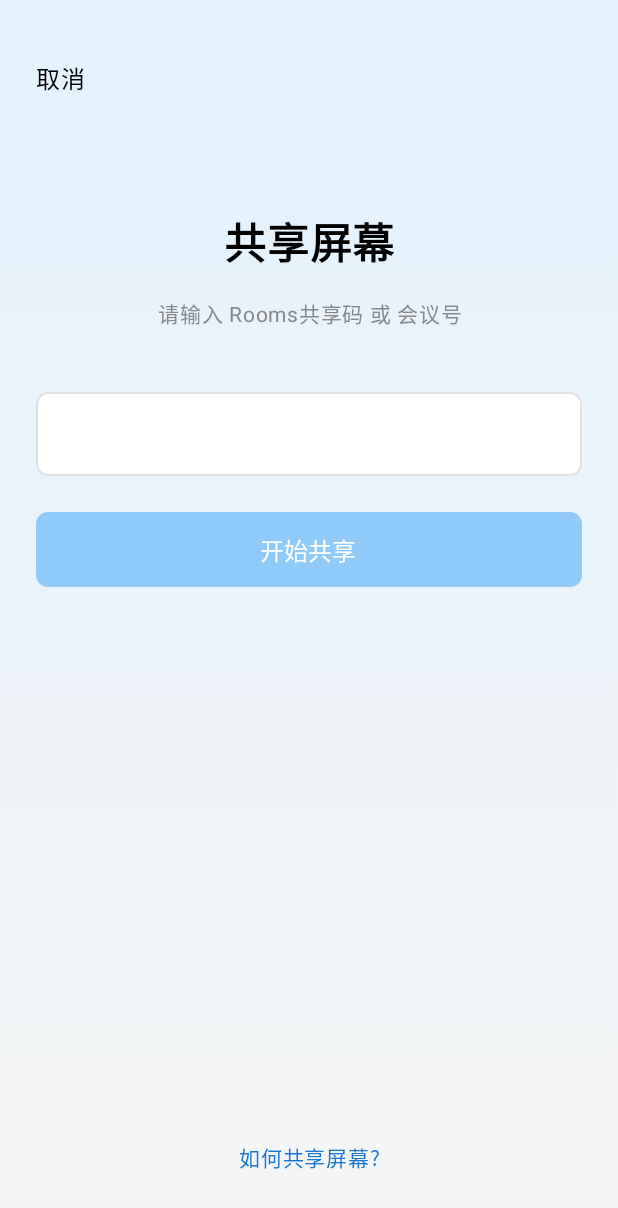
After one commit to GuoDragon/Tencent-Meeting, an Android app built with Jetpack Compose: the composable ShareScreenInputPage shown on its own in the app's theme, on a phone screen of 412 x 824 dp. The commit adds this screen. Shown: the top 1208 px of the screen. Run offline under Robolectric (Android 15) with nearby library versions, the phone set to English and light mode, and no system bars.

Commit message:
首页共享屏幕功能

```diff
--- a/app/src/main/java/com/example/tencentmeeting/MainActivity.kt
+++ b/app/src/main/java/com/example/tencentmeeting/MainActivity.kt
@@ -31,6 +31,7 @@ import com.example.tencentmeeting.view.MeetingChatPage
 import com.example.tencentmeeting.view.MeetingReplayPage
 import com.example.tencentmeeting.view.ScheduledMeetingDetailsPage
 import com.example.tencentmeeting.view.HistoryMeetingsPage
+import com.example.tencentmeeting.view.ShareScreenInputPage
 import com.example.tencentmeeting.model.User
 
 class MainActivity : ComponentActivity() {
@@ -59,6 +60,7 @@ fun MainScreen() {
     var showMeetingReplayPage by remember { mutableStateOf(false) }
     var showScheduledMeetingDetailsPage by remember { mutableStateOf(false) }
     var showHistoryMeetingsPage by remember { mutableStateOf(false) }
+    var showShareScreenInputPage by remember { mutableStateOf(false) }
     var selectedContact by remember { mutableStateOf<User?>(null) }
     var currentMeetingId by remember { mutableStateOf("") }
     var currentChatMeetingId by remember { mutableStateOf("") }
@@ -68,6 +70,7 @@ fun MainScreen() {
     var initialVideoEnabled by remember { mutableStateOf(false) }
     var initialSpeakerEnabled by remember { mutableStateOf(true) }
     var initialRecordingEnabled by remember { mutableStateOf(false) }
+    var initialScreenSharing by remember { mutableStateOf(false) }
 
     if (showScheduledMeetingPage) {
         // 显示预定会议页面
@@ -154,6 +157,17 @@ fun MainScreen() {
                 showMeetingReplayPage = true
             }
         )
+    } else if (showShareScreenInputPage) {
+        // 显示共享屏幕输入页面
+        ShareScreenInputPage(
+            onNavigateBack = { showShareScreenInputPage = false },
+            onNavigateToMeetingDetails = { meetingId, enableScreenSharing ->
+                currentMeetingId = meetingId
+                initialScreenSharing = enableScreenSharing
+                showShareScreenInputPage = false
+                showMeetingDetailsPage = true
+            }
+        )
     } else if (showMeetingDetailsPage) {
         // 显示会议详情页面
         MeetingDetailsPage(
@@ -162,7 +176,12 @@ fun MainScreen() {
             initialVideoEnabled = initialVideoEnabled,
             initialSpeakerEnabled = initialSpeakerEnabled,
             initialRecordingEnabled = initialRecordingEnabled,
-            onNavigateBack = { showMeetingDetailsPage = false },
+            initialScreenSharing = initialScreenSharing,
+            onNavigateBack = {
+                showMeetingDetailsPage = false
+                // 重置屏幕共享状态
+                initialScreenSharing = false
+            },
             onNavigateToChatPage = {
                 currentChatMeetingId = currentMeetingId
                 showMeetingDetailsPage = false
@@ -197,7 +216,8 @@ fun MainScreen() {
                             scheduledMeetingId = meetingId
                             showScheduledMeetingDetailsPage = true
                         },
-                        onNavigateToHistoryMeetings = { showHistoryMeetingsPage = true }
+                        onNavigateToHistoryMeetings = { showHistoryMeetingsPage = true },
+                        onNavigateToShareScreen = { showShareScreenInputPage = true }
                     )
                     1 -> ContactPage(
                         onNavigateToAddFriends = { showAddFriendsPage = true },
--- /dev/null
+++ b/app/src/main/java/com/example/tencentmeeting/contract/ShareScreenInputContract.kt
@@ -0,0 +1,16 @@
+package com.example.tencentmeeting.contract
+
+interface ShareScreenInputContract {
+    interface View {
+        fun showError(message: String)
+        fun navigateToMeetingDetails(meetingId: String)
+    }
+
+    interface Presenter {
+        fun attachView(view: View)
+        fun detachView()
+        fun onMeetingIdChanged(meetingId: String)
+        fun onStartShareClicked(meetingId: String)
+        fun onDestroy()
+    }
+}
--- /dev/null
+++ b/app/src/main/java/com/example/tencentmeeting/presenter/ShareScreenInputPresenter.kt
@@ -0,0 +1,37 @@
+package com.example.tencentmeeting.presenter
+
+import com.example.tencentmeeting.contract.ShareScreenInputContract
+import com.example.tencentmeeting.data.DataRepository
+
+class ShareScreenInputPresenter(
+    private val dataRepository: DataRepository
+) : ShareScreenInputContract.Presenter {
+
+    private var view: ShareScreenInputContract.View? = null
+
+    override fun attachView(view: ShareScreenInputContract.View) {
+        this.view = view
+    }
+
+    override fun detachView() {
+        this.view = null
+    }
+
+    override fun onMeetingIdChanged(meetingId: String) {
+        // 会议号改变时不需要特殊处理，UI层会自动更新按钮状态
+    }
+
+    override fun onStartShareClicked(meetingId: String) {
+        if (meetingId.isBlank()) {
+            view?.showError("请输入会议号")
+            return
+        }
+
+        // 直接导航到会议详情页，会议详情页会自动开启屏幕共享
+        view?.navigateToMeetingDetails(meetingId)
+    }
+
+    override fun onDestroy() {
+        detachView()
+    }
+}
--- a/app/src/main/java/com/example/tencentmeeting/view/HomePage.kt
+++ b/app/src/main/java/com/example/tencentmeeting/view/HomePage.kt
@@ -36,7 +36,8 @@ fun HomePage(
     onNavigateToQuickMeeting: () -> Unit = {},
     onNavigateToMeetingDetails: (String) -> Unit = {},
     onNavigateToScheduledMeetingDetails: (String) -> Unit = {},
-    onNavigateToHistoryMeetings: () -> Unit = {}
+    onNavigateToHistoryMeetings: () -> Unit = {},
+    onNavigateToShareScreen: () -> Unit = {}
 ) {
     val context = LocalContext.current
 
@@ -127,7 +128,8 @@ fun HomePage(
         FunctionButtonsSection(
             onJoinMeetingClick = { presenter.onJoinMeetingClicked() },
             onQuickMeetingClick = { presenter.onQuickMeetingClicked() },
-            onScheduledMeetingClick = { presenter.onScheduledMeetingClicked() }
+            onScheduledMeetingClick = { presenter.onScheduledMeetingClicked() },
+            onShareScreenClick = onNavigateToShareScreen
         )
 
         // 会议列表区域
@@ -220,7 +222,8 @@ private fun UserInfoSection(user: User) {
 private fun FunctionButtonsSection(
     onJoinMeetingClick: () -> Unit,
     onQuickMeetingClick: () -> Unit,
-    onScheduledMeetingClick: () -> Unit
+    onScheduledMeetingClick: () -> Unit,
+    onShareScreenClick: () -> Unit
 ) {
     Row(
         modifier = Modifier
@@ -246,7 +249,7 @@ private fun FunctionButtonsSection(
         FunctionButton(
             icon = Icons.Default.ScreenShare,
             text = "共享屏幕",
-            onClick = { /* 暂时不做任何操作 */ }
+            onClick = onShareScreenClick
         )
     }
 }
--- a/app/src/main/java/com/example/tencentmeeting/view/MeetingDetailsPage.kt
+++ b/app/src/main/java/com/example/tencentmeeting/view/MeetingDetailsPage.kt
@@ -32,6 +32,7 @@ fun MeetingDetailsPage(
     initialVideoEnabled: Boolean = false,
     initialSpeakerEnabled: Boolean = true,
     initialRecordingEnabled: Boolean = false,
+    initialScreenSharing: Boolean = false,
     onNavigateBack: () -> Unit,
     onNavigateToChatPage: () -> Unit = {}
 ) {
@@ -45,7 +46,7 @@ fun MeetingDetailsPage(
     var micEnabled by remember { mutableStateOf(initialMicEnabled) }
     var videoEnabled by remember { mutableStateOf(initialVideoEnabled) }
     var speakerEnabled by remember { mutableStateOf(initialSpeakerEnabled) }
-    var isScreenSharing by remember { mutableStateOf(false) }
+    var isScreenSharing by remember { mutableStateOf(initialScreenSharing) }
     var isRecording by remember { mutableStateOf(initialRecordingEnabled) }
     var danmuText by remember { mutableStateOf("") }
     var isLoading by remember { mutableStateOf(false) }
--- /dev/null
+++ b/app/src/main/java/com/example/tencentmeeting/view/ShareScreenInputPage.kt
@@ -0,0 +1,175 @@
+package com.example.tencentmeeting.view
+
+import androidx.compose.foundation.background
+import androidx.compose.foundation.clickable
+import androidx.compose.foundation.layout.*
+import androidx.compose.foundation.shape.RoundedCornerShape
+import androidx.compose.material3.*
+import androidx.compose.runtime.*
+import androidx.compose.ui.Alignment
+import androidx.compose.ui.Modifier
+import androidx.compose.ui.graphics.Brush
+import androidx.compose.ui.graphics.Color
+import androidx.compose.ui.platform.LocalContext
+import androidx.compose.ui.text.font.FontWeight
+import androidx.compose.ui.text.style.TextAlign
+import androidx.compose.ui.unit.dp
+import androidx.compose.ui.unit.sp
+import com.example.tencentmeeting.contract.ShareScreenInputContract
+import com.example.tencentmeeting.data.DataRepository
+import com.example.tencentmeeting.presenter.ShareScreenInputPresenter
+
+@Composable
+fun ShareScreenInputPage(
+    onNavigateBack: () -> Unit = {},
+    onNavigateToMeetingDetails: (String, Boolean) -> Unit = { _, _ -> }
+) {
+    val context = LocalContext.current
+    val dataRepository = DataRepository.getInstance(context)
+    val presenter = remember { ShareScreenInputPresenter(dataRepository) }
+
+    var meetingId by remember { mutableStateOf("") }
+    var errorMessage by remember { mutableStateOf<String?>(null) }
+
+    val view = remember {
+        object : ShareScreenInputContract.View {
+            override fun showError(message: String) {
+                errorMessage = message
+            }
+
+            override fun navigateToMeetingDetails(meetingId: String) {
+                // 导航到会议详情页，并启用屏幕共享
+                onNavigateToMeetingDetails(meetingId, true)
+            }
+        }
+    }
+
+    LaunchedEffect(Unit) {
+        presenter.attachView(view)
+    }
+
+    DisposableEffect(Unit) {
+        onDispose {
+            presenter.onDestroy()
+        }
+    }
+
+    Box(
+        modifier = Modifier
+            .fillMaxSize()
+            .background(
+                brush = Brush.verticalGradient(
+                    colors = listOf(
+                        Color(0xFFE3F2FD),
+                        Color(0xFFF5F5F5)
+                    )
+                )
+            )
+            .padding(top = 24.dp)
+    ) {
+        Column(
+            modifier = Modifier
+                .fillMaxSize()
+                .padding(horizontal = 24.dp)
+        ) {
+            // 顶部取消按钮
+            Text(
+                text = "取消",
+                fontSize = 16.sp,
+                color = Color.Black,
+                modifier = Modifier
+                    .clickable { onNavigateBack() }
+                    .padding(vertical = 16.dp)
+            )
+
+            Spacer(modifier = Modifier.height(60.dp))
+
+            // 标题
+            Text(
+                text = "共享屏幕",
+                fontSize = 28.sp,
+                fontWeight = FontWeight.Bold,
+                color = Color.Black,
+                textAlign = TextAlign.Center,
+                modifier = Modifier.fillMaxWidth()
+            )
+
+            Spacer(modifier = Modifier.height(16.dp))
+
+            // 副标题
+            Text(
+                text = "请输入 Rooms共享码 或 会议号",
+                fontSize = 14.sp,
+                color = Color.Gray,
+                textAlign = TextAlign.Center,
+                modifier = Modifier.fillMaxWidth()
+            )
+
+            Spacer(modifier = Modifier.height(40.dp))
+
+            // 输入框
+            OutlinedTextField(
+                value = meetingId,
+                onValueChange = {
+                    meetingId = it
+                    presenter.onMeetingIdChanged(it)
+                },
+                modifier = Modifier
+                    .fillMaxWidth()
+                    .height(56.dp),
+                colors = OutlinedTextFieldDefaults.colors(
+                    focusedBorderColor = Color(0xFFE0E0E0),
+                    unfocusedBorderColor = Color(0xFFE0E0E0),
+                    focusedContainerColor = Color.White,
+                    unfocusedContainerColor = Color.White
+                ),
+                shape = RoundedCornerShape(8.dp),
+                singleLine = true
+            )
+
+            Spacer(modifier = Modifier.height(24.dp))
+
+            // 开始共享按钮
+            Button(
+                onClick = { presenter.onStartShareClicked(meetingId) },
+                modifier = Modifier
+                    .fillMaxWidth()
+                    .height(50.dp),
+                colors = ButtonDefaults.buttonColors(
+                    containerColor = if (meetingId.isNotBlank()) Color(0xFF1976D2) else Color(0xFF90CAF9),
+                    disabledContainerColor = Color(0xFF90CAF9)
+                ),
+                shape = RoundedCornerShape(8.dp),
+                enabled = meetingId.isNotBlank()
+            ) {
+                Text(
+                    text = "开始共享",
+                    fontSize = 16.sp,
+                    color = Color.White,
+                    fontWeight = FontWeight.Medium
+                )
+            }
+
+            Spacer(modifier = Modifier.weight(1f))
+
+            // 底部帮助文本
+            Text(
+                text = "如何共享屏幕?",
+                fontSize = 14.sp,
+                color = Color(0xFF1976D2),
+                textAlign = TextAlign.Center,
+                modifier = Modifier
+                    .fillMaxWidth()
+                    .padding(bottom = 40.dp)
+                    .clickable { /* 暂不处理 */ }
+            )
+        }
+
+        // 错误提示
+        errorMessage?.let { message ->
+            LaunchedEffect(message) {
+                errorMessage = null
+            }
+        }
+    }
+}
```
Also changed, not shown: 4 other files.
